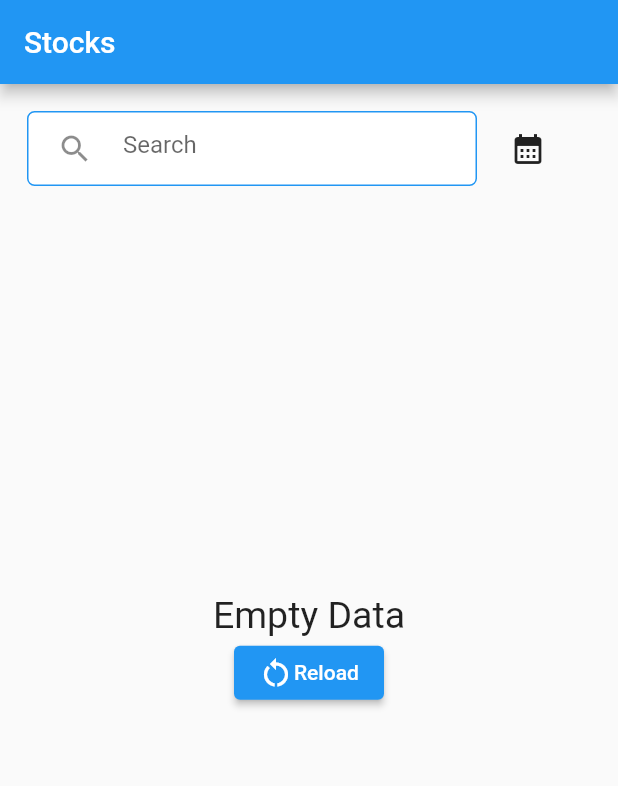
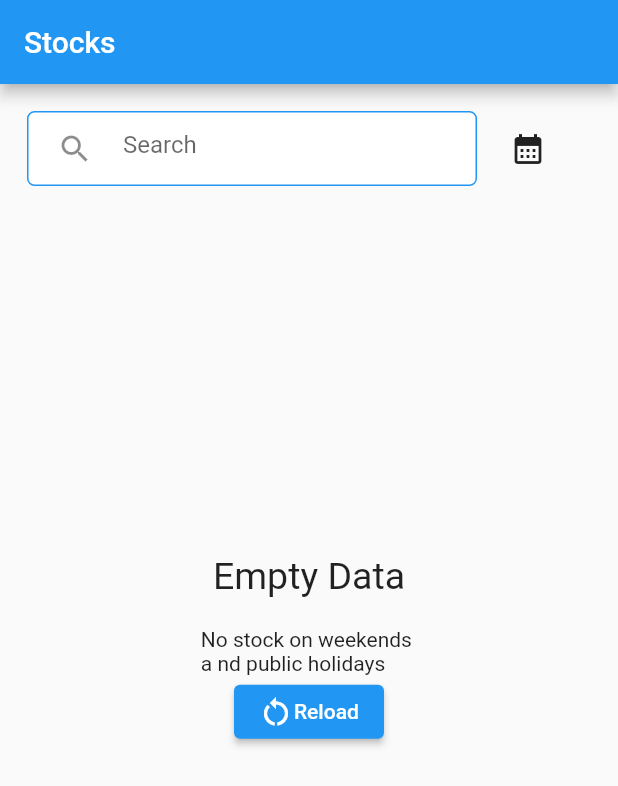
Before and after one commit to oyeniyiridwan/stock_market, a Flutter app: the screen it shows after launch, on a phone screen of 412 x 824 dp. Shown: the top 786 px of the screen. Run offline on Flutter 3.47's test engine with Material 2 defaults, Android fonts, the phone set to English and light mode, and no system bars; our stand-ins replace fluttertoast, get_it; missing offline and left inert: connectivity_wrapper.

```diff
--- a/lib/my_home_page.dart
+++ b/lib/my_home_page.dart
@@ -16,39 +16,12 @@ class MyHomePage extends StatefulWidget {
 class _MyHomePageState extends State<MyHomePage> {
   StockProvider stock = GetIt.instance.get<StockProvider>();
   bool isLoading = false;
-  @override
-  // void initState() {
-  //   if (isInit) {
-  //     setState(() {
-  //       isLoading = true;
-  //     });
-  //     stock
-  //         .getStock()
-  //         .then((value) {
-  //       setState(() {
-  //         isLoading = false;
-  //       });
-  //     });
-  //   }
-  //   setState(() {
-  //     isInit = false;
-  //   });
-  //   super.initState();
-  // }
-
+  TextEditingController searchController = TextEditingController();
   @override
   Widget build(BuildContext context) {
-    return
-      // MultiProvider(
-      // providers: [
-      //   ChangeNotifierProvider.value(value: stock),
-      // ],
-      // child:
-      Scaffold(
+    return Scaffold(
       resizeToAvoidBottomInset: false,
       appBar: AppBar(
-          // Here we take the value from the MyHomePage object that was created by
-          // the App.build method, and use it to set our appbar title.
         title: const Text("Stocks"),
       ),
       body: Center(
@@ -59,8 +32,8 @@ class _MyHomePageState extends State<MyHomePage> {
               padding: const EdgeInsets.all(8.0),
               child: LayoutBuilder(builder: (context, constraint) {
                 return SingleChildScrollView(
-                    child: Consumer<StockProvider>(
-                      builder: (context, stock, child) {
+                  child:
+                      Consumer<StockProvider>(builder: (context, stock, child) {
                     return Column(
                       children: [
                         Row(
@@ -74,6 +47,7 @@ class _MyHomePageState extends State<MyHomePage> {
                                   borderRadius: BorderRadius.circular(5),
                                 ),
                                 child: TextFormField(
+                                  controller: searchController,
                                   onChanged: (value) {
                                     stock.search(value);
                                   },
@@ -127,8 +101,8 @@ class _MyHomePageState extends State<MyHomePage> {
                                       lastDate: DateTime.now());
                                   if (picked != null &&
                                       picked != DateTime.parse(stock.date)) {
-                                        stock.pickedDate(
-                                            DateFormat('yyyy-MM-dd').format(picked));
+                                    stock.pickedDate(DateFormat('yyyy-MM-dd')
+                                        .format(picked));
                                   }
                                 },
                                 icon: const Icon(Icons.calendar_month_sharp)),
@@ -229,8 +203,7 @@ class _MyHomePageState extends State<MyHomePage> {
                                                   height: 50,
                                                   child: Center(
                                                       child: Text(
-                                                            stock.data[index].data!
-                                                                .name
+                                                    stock.data[index].data!.name
                                                         .toString(),
                                                     maxLines: 2,
                                                     style: const TextStyle(
@@ -238,8 +211,7 @@ class _MyHomePageState extends State<MyHomePage> {
                                                   ))),
                                             ),
                                             SizedBox(
-                                                        width:
-                                                            constraint.maxWidth / 6,
+                                                width: constraint.maxWidth / 6,
                                                 child: Center(
                                                     child: Text(stock
                                                         .data[index]
@@ -248,8 +220,7 @@ class _MyHomePageState extends State<MyHomePage> {
                                                         .open
                                                         .toString()))),
                                             SizedBox(
-                                                        width:
-                                                            constraint.maxWidth / 6,
+                                                width: constraint.maxWidth / 6,
                                                 child: Center(
                                                     child: Text(stock
                                                         .data[index]
@@ -258,8 +229,7 @@ class _MyHomePageState extends State<MyHomePage> {
                                                         .low
                                                         .toString()))),
                                             SizedBox(
-                                                        width:
-                                                            constraint.maxWidth / 6,
+                                                width: constraint.maxWidth / 6,
                                                 child: Center(
                                                     child: Text(stock
                                                         .data[index]
@@ -268,14 +238,13 @@ class _MyHomePageState extends State<MyHomePage> {
                                                         .high
                                                         .toString()))),
                                             SizedBox(
-                                                        width:
-                                                            constraint.maxWidth / 6,
+                                                width: constraint.maxWidth / 6,
                                                 child: Center(
                                                     child: Text(
                                                   change,
                                                   style: TextStyle(
-                                                              color: double.parse(
-                                                                          change) >
+                                                      color:
+                                                          double.parse(change) >
                                                                   0
                                                               ? Colors.green
                                                               : Colors.red),
@@ -295,43 +264,54 @@ class _MyHomePageState extends State<MyHomePage> {
                                   ),
                                 ],
                               )
-                                    :  SizedBox(
+                            : SizedBox(
                                 height: 600,
                                 child: Column(
                                   mainAxisAlignment: MainAxisAlignment.center,
                                   crossAxisAlignment: CrossAxisAlignment.center,
                                   children: [
-                                            !isLoading?Column(
+                                    !isLoading
+                                        ? Column(
                                             children: [
                                               const Text(
                                                 'Empty Data',
                                                 style: TextStyle(fontSize: 25),
                                               ),
-                                                if(stock.stock.isEmpty)SizedBox(
+                                              const SizedBox(
+                                                height: 20,
+                                              ),
+                                              if (searchController.text.isEmpty)
+                                                const Text(
+                                                    'No stock on weekends \na nd public holidays'),
+                                              if (stock.stock.isEmpty)
+                                                SizedBox(
                                                   width: 100,
-                                                  child: ElevatedButton(onPressed: ()async{
+                                                  child: ElevatedButton(
+                                                      onPressed: () async {
                                                         isLoading = true;
-                                                    stock.getStock().then((value) => isLoading = false);
-                                                  }, child:
-                                                  Row(
+                                                        stock.getStock().then(
+                                                            (value) =>
+                                                                isLoading =
+                                                                    false);
+                                                      },
+                                                      child: Row(
                                                         children: const [
-                                                      Icon(Icons.restart_alt)
-                                                      ,Text('Reload')
+                                                          Icon(Icons
+                                                              .restart_alt),
+                                                          Text('Reload')
                                                         ],
-
                                                       )),
                                                 ),
                                             ],
-                                            ):
-                                                const Center(
+                                          )
+                                        : const Center(
                                             child: CircularProgressIndicator(),
                                           )
                                   ],
                                 )),
                       ],
                     );
-                      }
-                    ),
+                  }),
                 );
               }),
             ),
```
Also changed, not shown: lib/service/stock_provider.dart (+7 -2 lines). Lines whose indentation alone changed are shown as unchanged.
